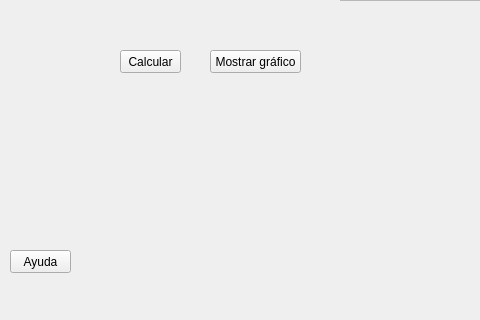
Qt form Proyecto/TeoremaBolzano.ui (Vrouqen/Metodos-Numericos) before a commit; both pictures show x 0 to 480 and y 180 to 500 of the 800 by 500 pixel window.
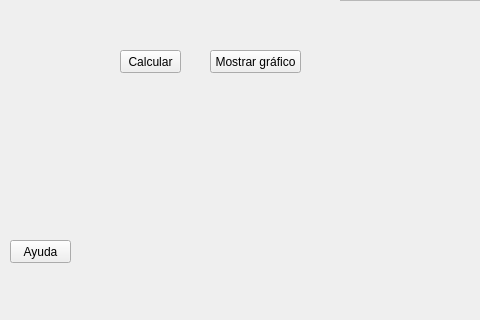
The same form after that commit.

Patch:
```diff
--- a/Proyecto/TeoremaBolzano.ui
+++ b/Proyecto/TeoremaBolzano.ui
@@ -109,7 +109,7 @@
     <property name="geometry">
      <rect>
       <x>10</x>
-      <y>430</y>
+      <y>420</y>
       <width>61</width>
       <height>23</height>
      </rect>
```
Left out of the diff: 4 changed lines with no effect on the pictures.
